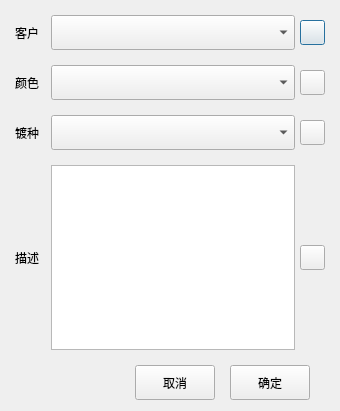
Above: Qt/ERP/dialognewmateriel.ui from superp2017/NTERP before the change. Below: the same form after it.
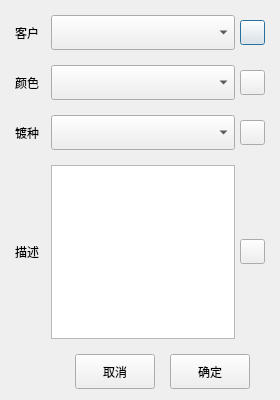
That is the form after the change. Icons and pictures are not drawn.

The edit to the form file:
```diff
--- a/Qt/ERP/dialognewmateriel.ui
+++ b/Qt/ERP/dialognewmateriel.ui
@@ -6,13 +6,13 @@
    <rect>
     <x>0</x>
     <y>0</y>
-    <width>340</width>
-    <height>411</height>
+    <width>280</width>
+    <height>400</height>
    </rect>
   </property>
   <property name="minimumSize">
    <size>
-    <width>300</width>
+    <width>280</width>
     <height>400</height>
    </size>
   </property>
```
